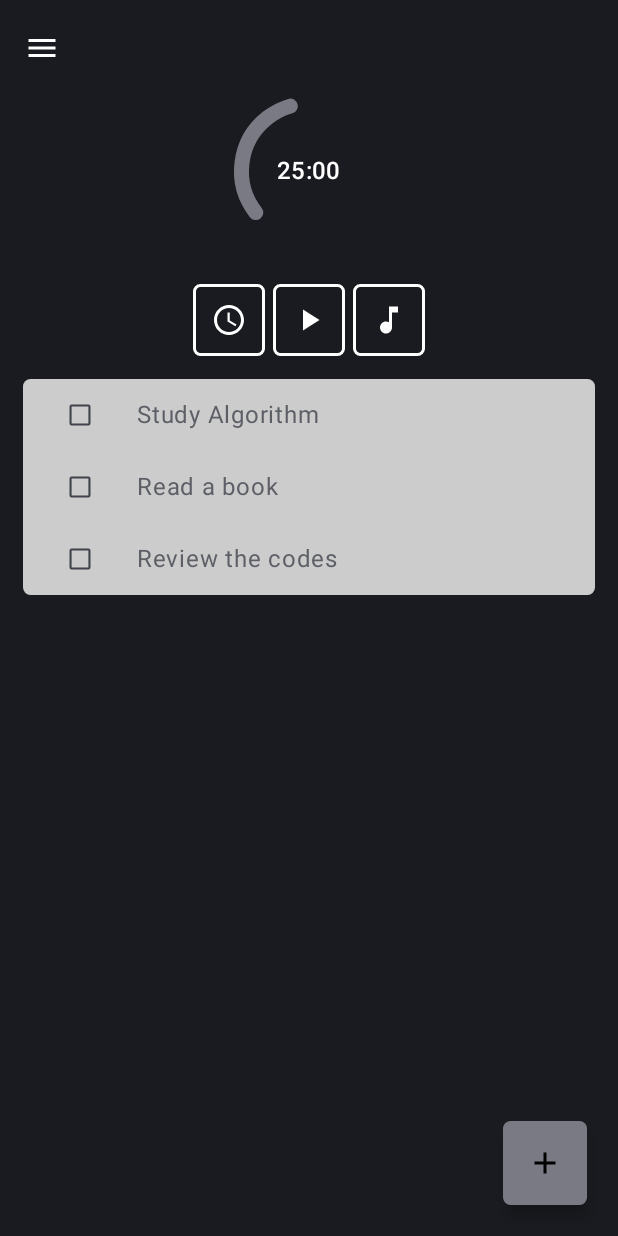
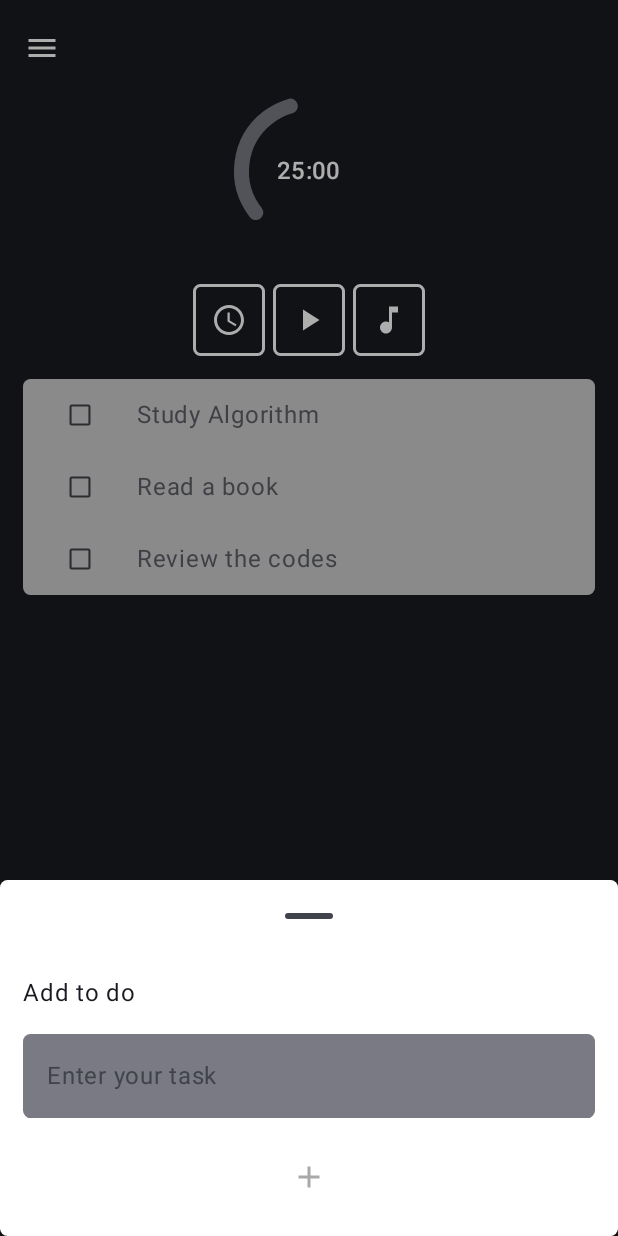
Before and after one commit to umutsaydam/ZenFocus, an Android app built with Jetpack Compose: the screen it shows after launch (MainActivity), after a tap on "Add to do button", on a phone screen of 412 x 824 dp. Run offline under Robolectric (Android 15) with nearby library versions, the phone set to English and light mode, and no system bars; 1 statement that could not run was skipped.

Commit message:
Add: Add to do panel was added

```diff
--- a/app/src/main/AndroidManifest.xml
+++ b/app/src/main/AndroidManifest.xml
@@ -16,6 +16,7 @@
             android:name=".MainActivity"
             android:exported="true"
             android:label="@string/app_name"
+            android:windowSoftInputMode="adjustResize"
             android:theme="@style/Theme.ZenFocus">
             <intent-filter>
                 <action android:name="android.intent.action.MAIN" />
--- a/app/src/main/java/com/umutsaydam/zenfocus/presentation/auth/FormTextField.kt
+++ b/app/src/main/java/com/umutsaydam/zenfocus/presentation/auth/FormTextField.kt
@@ -1,25 +1,20 @@
 package com.umutsaydam.zenfocus.presentation.auth
 
 import android.content.res.Configuration
-import androidx.compose.foundation.border
 import androidx.compose.foundation.layout.Column
 import androidx.compose.foundation.layout.fillMaxWidth
 import androidx.compose.foundation.layout.padding
 import androidx.compose.foundation.shape.RoundedCornerShape
-import androidx.compose.foundation.text.KeyboardActions
 import androidx.compose.foundation.text.KeyboardOptions
-import androidx.compose.material3.MaterialTheme
 import androidx.compose.material3.Text
 import androidx.compose.material3.TextField
 import androidx.compose.material3.TextFieldColors
 import androidx.compose.material3.TextFieldDefaults
 import androidx.compose.runtime.Composable
 import androidx.compose.ui.Modifier
-import androidx.compose.ui.draw.clip
 import androidx.compose.ui.graphics.Color
 import androidx.compose.ui.tooling.preview.Preview
 import androidx.compose.ui.unit.dp
-import com.umutsaydam.zenfocus.presentation.Dimens.BORDER_SMALL
 import com.umutsaydam.zenfocus.presentation.Dimens.CORNER_SMALL
 
 @Composable
@@ -28,7 +23,13 @@ fun FormTextField(
     value: String,
     onValueChanged: (String) -> Unit,
     placeHolder: String,
-    keyboardOptions: KeyboardOptions
+    keyboardOptions: KeyboardOptions,
+    colors: TextFieldColors = TextFieldDefaults.colors(
+        focusedIndicatorColor = Color.Transparent,
+        unfocusedIndicatorColor = Color.Transparent,
+        focusedContainerColor = Color.Transparent,
+        unfocusedContainerColor = Color.White
+    )
 ) {
     Text(
         text = formTitle
@@ -39,18 +40,12 @@ fun FormTextField(
             .fillMaxWidth(),
         value = value,
         onValueChange = { onValueChanged(value) },
-        label = { Text(formTitle) },
         placeholder = { Text(placeHolder) },
         keyboardOptions = keyboardOptions,
         singleLine = true,
         maxLines = 1,
         shape = RoundedCornerShape(CORNER_SMALL),
-        colors = TextFieldDefaults.colors(
-            focusedIndicatorColor = Color.Transparent,
-            unfocusedIndicatorColor = Color.Transparent,
-            focusedContainerColor = Color.Transparent,
-            unfocusedContainerColor = Color.White
-        )
+        colors = colors
     )
 }
 
--- /dev/null
+++ b/app/src/main/java/com/umutsaydam/zenfocus/presentation/home/AddToDo.kt
@@ -0,0 +1,80 @@
+package com.umutsaydam.zenfocus.presentation.home
+
+import androidx.compose.foundation.layout.Arrangement
+import androidx.compose.foundation.layout.Column
+import androidx.compose.foundation.layout.fillMaxWidth
+import androidx.compose.foundation.layout.height
+import androidx.compose.foundation.layout.padding
+import androidx.compose.foundation.text.KeyboardOptions
+import androidx.compose.material3.Icon
+import androidx.compose.material3.IconButton
+import androidx.compose.material3.MaterialTheme
+import androidx.compose.material3.TextFieldDefaults
+import androidx.compose.runtime.Composable
+import androidx.compose.runtime.getValue
+import androidx.compose.runtime.mutableStateOf
+import androidx.compose.runtime.remember
+import androidx.compose.runtime.setValue
+import androidx.compose.ui.Alignment
+import androidx.compose.ui.Modifier
+import androidx.compose.ui.graphics.Color
+import androidx.compose.ui.res.painterResource
+import androidx.compose.ui.res.stringResource
+import androidx.compose.ui.text.input.ImeAction
+import androidx.compose.ui.text.input.KeyboardType
+import com.umutsaydam.zenfocus.R
+import com.umutsaydam.zenfocus.presentation.Dimens.BUTTON_HEIGHT_MEDIUM
+import com.umutsaydam.zenfocus.presentation.Dimens.PADDING_MEDIUM1
+import com.umutsaydam.zenfocus.presentation.auth.FormTextField
+
+@Composable
+fun AddToDo(
+    modifier: Modifier = Modifier,
+    onClick: (String) -> Unit
+) {
+    var toDoTask by remember {
+        mutableStateOf("")
+    }
+
+    Column(
+        modifier = modifier
+            .fillMaxWidth()
+            .padding(PADDING_MEDIUM1),
+        horizontalAlignment = Alignment.Start,
+        verticalArrangement = Arrangement.spacedBy(PADDING_MEDIUM1)
+    ) {
+        FormTextField(
+            formTitle = "Add to do",
+            value = toDoTask,
+            onValueChanged = { newTask ->
+                toDoTask = newTask
+            },
+            placeHolder = "Enter your task",
+            keyboardOptions = KeyboardOptions(
+                imeAction = ImeAction.Done,
+                keyboardType = KeyboardType.Text
+            ),
+            colors = TextFieldDefaults.colors(
+                focusedIndicatorColor = Color.Transparent,
+                unfocusedIndicatorColor = MaterialTheme.colorScheme.outlineVariant,
+                focusedContainerColor = Color.Transparent,
+                unfocusedContainerColor = MaterialTheme.colorScheme.outlineVariant
+            )
+        )
+
+        IconButton(
+            modifier = Modifier
+                .fillMaxWidth()
+                .height(BUTTON_HEIGHT_MEDIUM),
+            onClick = {
+                onClick(toDoTask)
+            },
+            enabled = toDoTask.isNotEmpty()
+        ) {
+            Icon(
+                painter = painterResource(R.drawable.ic_add),
+                contentDescription = stringResource(R.string.add_to_do_button)
+            )
+        }
+    }
+}
--- /dev/null
+++ b/app/src/main/java/com/umutsaydam/zenfocus/presentation/home/CustomBottomSheet.kt
@@ -0,0 +1,39 @@
+package com.umutsaydam.zenfocus.presentation.home
+
+import androidx.compose.foundation.background
+import androidx.compose.foundation.layout.WindowInsets
+import androidx.compose.foundation.layout.fillMaxWidth
+import androidx.compose.foundation.layout.ime
+import androidx.compose.foundation.layout.imePadding
+import androidx.compose.foundation.layout.padding
+import androidx.compose.foundation.shape.RoundedCornerShape
+import androidx.compose.material3.ExperimentalMaterial3Api
+import androidx.compose.material3.ModalBottomSheet
+import androidx.compose.runtime.Composable
+import androidx.compose.ui.Modifier
+import androidx.compose.ui.graphics.Color
+import com.umutsaydam.zenfocus.presentation.Dimens.CORNER_SMALL
+import com.umutsaydam.zenfocus.presentation.Dimens.PADDING_MEDIUM1
+
+@OptIn(ExperimentalMaterial3Api::class)
+@Composable
+fun CustomBottomSheet(
+    modifier: Modifier = Modifier,
+    onDismissRequest: () -> Unit,
+    containerColor: Color = Color.White,
+    content: @Composable () -> Unit
+) {
+    ModalBottomSheet(
+        modifier = modifier
+            .fillMaxWidth()
+            .imePadding(),
+        onDismissRequest = {
+            onDismissRequest()
+        },
+        shape = RoundedCornerShape(CORNER_SMALL),
+        containerColor = containerColor,
+        windowInsets = WindowInsets.ime
+    ) {
+        content()
+    }
+}
--- a/app/src/main/java/com/umutsaydam/zenfocus/presentation/home/CustomFab.kt
+++ b/app/src/main/java/com/umutsaydam/zenfocus/presentation/home/CustomFab.kt
@@ -12,7 +12,7 @@ import androidx.compose.ui.Alignment
 import androidx.compose.ui.Modifier
 import androidx.compose.ui.graphics.Color
 import androidx.compose.ui.graphics.painter.Painter
-import com.umutsaydam.zenfocus.presentation.Dimens.CORNER_SMALL
+import com.umutsaydam.zenfocus.presentation.Dimens.CORNER_MEDIUM
 import com.umutsaydam.zenfocus.presentation.Dimens.PADDING_MEDIUM1
 import com.umutsaydam.zenfocus.presentation.Dimens.PADDING_SMALL
 
@@ -38,7 +38,7 @@ fun CustomFab(
             onClick = {
                 onClick()
             },
-            shape = RoundedCornerShape(CORNER_SMALL),
+            shape = RoundedCornerShape(CORNER_MEDIUM),
             containerColor = containerColor,
             contentColor = contentColor,
         ) {
--- a/app/src/main/java/com/umutsaydam/zenfocus/presentation/home/HomeScreen.kt
+++ b/app/src/main/java/com/umutsaydam/zenfocus/presentation/home/HomeScreen.kt
@@ -7,9 +7,11 @@ import androidx.compose.foundation.layout.Box
 import androidx.compose.foundation.layout.Column
 import androidx.compose.foundation.layout.Row
 import androidx.compose.foundation.layout.Spacer
+import androidx.compose.foundation.layout.consumeWindowInsets
 import androidx.compose.foundation.layout.fillMaxSize
 import androidx.compose.foundation.layout.fillMaxWidth
 import androidx.compose.foundation.layout.height
+import androidx.compose.foundation.layout.imePadding
 import androidx.compose.foundation.layout.padding
 import androidx.compose.foundation.layout.size
 import androidx.compose.material3.CircularProgressIndicator
@@ -19,6 +21,11 @@ import androidx.compose.material3.MaterialTheme
 import androidx.compose.material3.Scaffold
 import androidx.compose.material3.Text
 import androidx.compose.runtime.Composable
+import androidx.compose.runtime.LaunchedEffect
+import androidx.compose.runtime.getValue
+import androidx.compose.runtime.mutableStateOf
+import androidx.compose.runtime.remember
+import androidx.compose.runtime.setValue
 import androidx.compose.ui.Alignment
 import androidx.compose.ui.Modifier
 import androidx.compose.ui.graphics.Color
@@ -37,6 +44,10 @@ import com.umutsaydam.zenfocus.presentation.common.IconWithTopAppBar
 fun HomeScreen(
     modifier: Modifier = Modifier
 ) {
+    var bottomSheetState by remember {
+        mutableStateOf(false)
+    }
+
     Box(
         modifier = modifier
             .fillMaxSize()
@@ -157,9 +168,23 @@ fun HomeScreen(
                     alignment = Alignment.BottomEnd,
                     containerColor = MaterialTheme.colorScheme.outlineVariant,
                     fabIcon = painterResource(R.drawable.ic_add),
-                    contentDescription = stringResource(R.string.add_to_do_button)
-                ) {
-                    //TODO perform click
+                    contentDescription = stringResource(R.string.add_to_do_button),
+                    onClick = {
+                        bottomSheetState = true
+                    }
+                )
+
+                if (bottomSheetState) {
+                    CustomBottomSheet(
+                        onDismissRequest = {
+                            bottomSheetState = false
+                        },
+                        content = {
+                            AddToDo { newTask ->
+                                //TODO add newTask
+                            }
+                        }
+                    )
                 }
             }
         }
```
